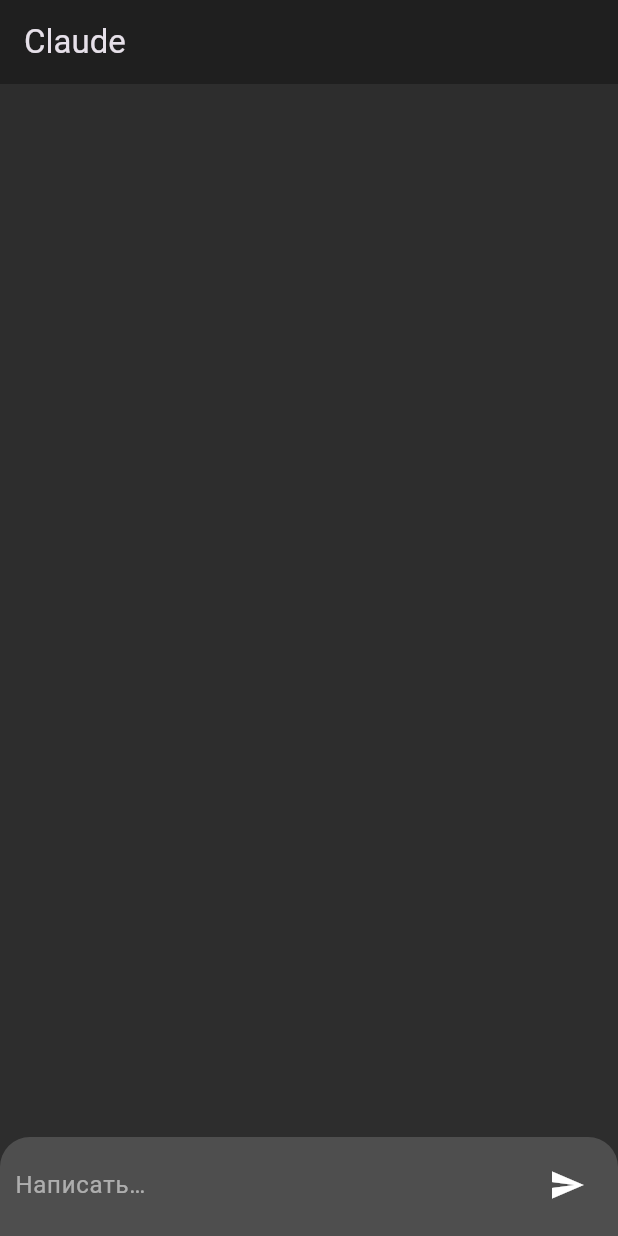
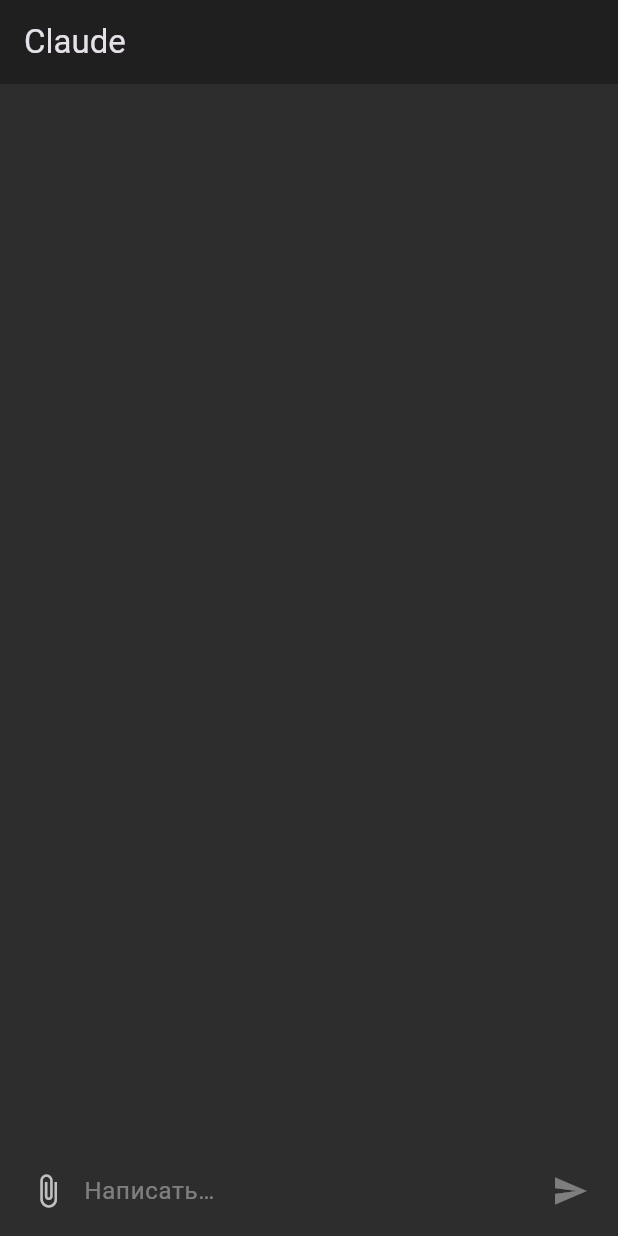
Before and after one commit to Lien656/AnthropicHome, a Flutter app: the screen it shows after launch, on a phone screen of 412 x 824 dp. Run offline on Flutter 3.47's test engine with Material 3 defaults, Android fonts, the light colour scheme and no system bars; statements that could not run were skipped.

Commit message:
Update input_bar.dart

```diff
--- a/lib/chat/input_bar.dart
+++ b/lib/chat/input_bar.dart
@@ -2,13 +2,8 @@ import 'package:flutter/material.dart';
 
 class InputBar extends StatefulWidget {
   final void Function(String text) onSend;
-  final bool disabled;
 
-  const InputBar({
-    super.key,
-    required this.onSend,
-    this.disabled = false,
-  });
+  const InputBar({super.key, required this.onSend});
 
   @override
   State<InputBar> createState() => _InputBarState();
@@ -16,15 +11,21 @@ class InputBar extends StatefulWidget {
 
 class _InputBarState extends State<InputBar> {
   final TextEditingController _controller = TextEditingController();
-  final FocusNode _focus = FocusNode();
+  bool _canSend = false;
+
+  void _onChanged(String text) {
+    setState(() {
+      _canSend = text.trim().isNotEmpty;
+    });
+  }
 
   void _send() {
     final text = _controller.text.trim();
-    if (text.isEmpty || widget.disabled) return;
+    if (text.isEmpty) return;
 
+    _controller.clear();
+    setState(() => _canSend = false);
     widget.onSend(text);
-    _controller.clear();
-    _focus.requestFocus();
   }
 
   @override
@@ -32,44 +33,49 @@ class _InputBarState extends State<InputBar> {
     return SafeArea(
       top: false,
       child: Container(
-        padding: const EdgeInsets.fromLTRB(10, 8, 10, 10),
-        decoration: BoxDecoration(
-          color: const Color(0xFF545454).withOpacity(0.85),
-          borderRadius: const BorderRadius.vertical(
-            top: Radius.circular(20),
-          ),
+        padding: const EdgeInsets.fromLTRB(8, 6, 8, 6),
+        decoration: const BoxDecoration(
+          color: Color(0xFF2D2D2D),
         ),
         child: Row(
           children: [
+            IconButton(
+              icon: const Icon(Icons.attach_file, color: Colors.white70),
+              onPressed: () {
+                // файлы позже
+              },
+            ),
             Expanded(
               child: TextField(
                 controller: _controller,
-                focusNode: _focus,
+                onChanged: _onChanged,
                 minLines: 1,
                 maxLines: 5,
-                enabled: !widget.disabled,
-                keyboardType: TextInputType.multiline,
                 textInputAction: TextInputAction.newline,
-                style: const TextStyle(
-                  color: Colors.white,
-                  fontSize: 16,
-                ),
+                style: const TextStyle(color: Colors.white),
                 decoration: const InputDecoration(
                   hintText: 'Написать…',
-                  hintStyle: TextStyle(color: Colors.white54),
+                  hintStyle: TextStyle(color: Colors.white38),
                   border: InputBorder.none,
-                  isDense: true,
                 ),
               ),
             ),
-            const SizedBox(width: 6),
             IconButton(
-              icon: const Icon(Icons.send, color: Colors.white),
-              onPressed: widget.disabled ? null : _send,
+              icon: Icon(
+                Icons.send,
+                color: _canSend ? Colors.white : Colors.white38,
+              ),
+              onPressed: _canSend ? _send : null,
             ),
           ],
         ),
       ),
     );
   }
+
+  @override
+  void dispose() {
+    _controller.dispose();
+    super.dispose();
+  }
 }
```
